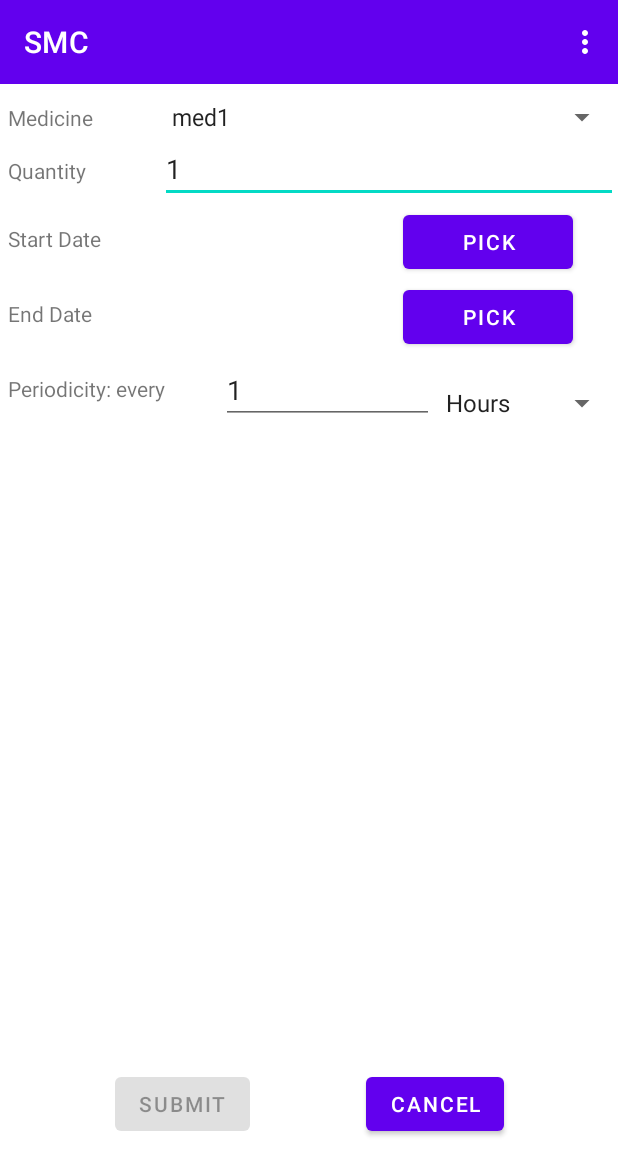
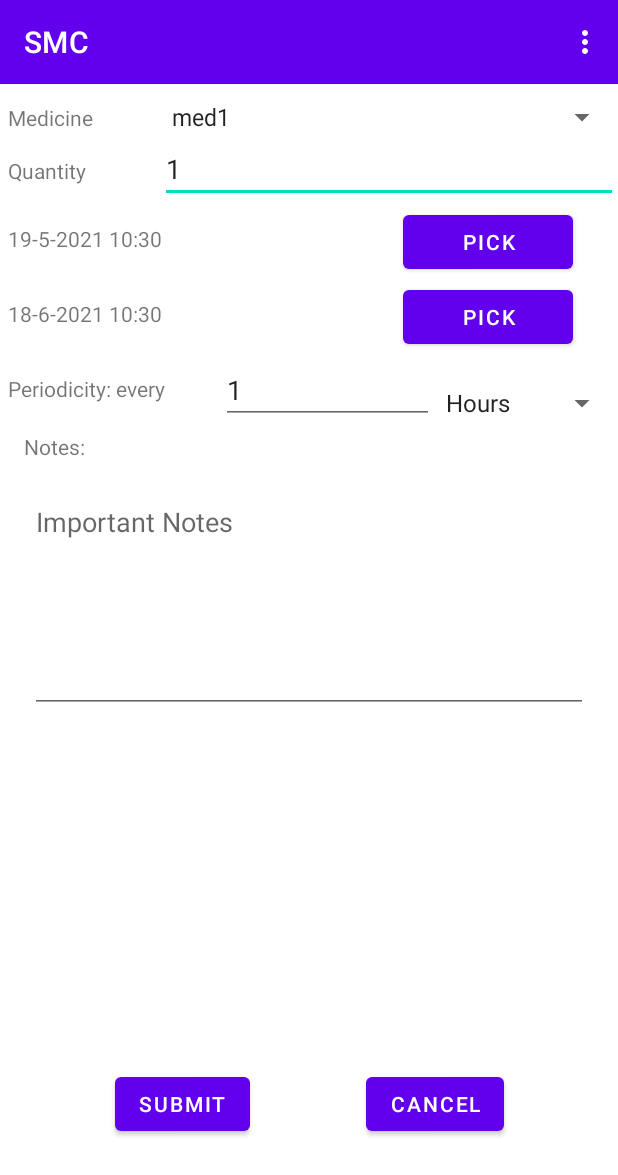
Before and after one commit to miguelarhb/AI-20-21, an Android app: the AddPrescriptionActivity screen opened directly, with no data from a screen before it, on a phone screen of 412 x 824 dp. Shown: the top 1175 px of the screen. Run offline under Robolectric (Android 15) with nearby library versions, the phone set to English and light mode, and no system bars.

Commit message:
medicine unique name in user, id and notes in prescription, end date mandatory

```diff
--- a/SmartMedicationManager/app/src/main/java/pt/ulisboa/tecnico/cmov/smartmedicationmanager/AddPrescriptionActivity.java
+++ b/SmartMedicationManager/app/src/main/java/pt/ulisboa/tecnico/cmov/smartmedicationmanager/AddPrescriptionActivity.java
@@ -56,6 +56,7 @@ public class AddPrescriptionActivity extends BaseActivity {
         Button endDate = findViewById(R.id.endDate);
         EditText periodNumber = findViewById(R.id.periodicityNumber);
         Spinner periodSpinner = findViewById(R.id.periodicitySpinner);
+        EditText notes = findViewById(R.id.addPrescNotes);
         submitBt = findViewById(R.id.addMedSubmit);
         Button cancelBt = findViewById(R.id.addMedCancel);
 
@@ -75,9 +76,13 @@ public class AddPrescriptionActivity extends BaseActivity {
         int mode = intent.getIntExtra("mode", -1);
         if (mode==-1){
             p = new Prescription();
+            p.generateId();
             quantityTxt.setText("1");
             periodNumber.setText("1");
-            submitBt.setEnabled(false);
+            start = LocalDateTime.now();
+            end  = start.plusDays(30);
+            startDatetv.setText(friendlyDateTimeFormat(start));
+            endDatetv.setText(friendlyDateTimeFormat(end));
         }
         else{
             p = gd.getActivePatient().getSchedule().get(mode);
@@ -85,10 +90,9 @@ public class AddPrescriptionActivity extends BaseActivity {
             quantityTxt.setText(String.valueOf(p.getQuantity()));
             start = p.getStartDate();
             startDatetv.setText(friendlyDateTimeFormat(p.getStartDate()));
-            if (p.getEndDate()!=null){
-                end = p.getEndDate();
-                endDatetv.setText(friendlyDateTimeFormat(p.getEndDate()));
-            }
+            end = p.getEndDate();
+            endDatetv.setText(friendlyDateTimeFormat(p.getEndDate()));
+
             periodNumber.setText(p.getPeriodicity().split("-")[0]);
             if (p.getPeriodicity().split("-")[1].equals("Hours")){
                 periodSpinner.setSelection(0);
@@ -96,6 +100,7 @@ public class AddPrescriptionActivity extends BaseActivity {
             else{
                 periodSpinner.setSelection(1);
             }
+            notes.setText(p.getNotes());
 
 
         }
@@ -116,8 +121,8 @@ public class AddPrescriptionActivity extends BaseActivity {
             p.setStartDate(start);
             p.setEndDate(end);
             p.setPeriodicity(periodNumber.getText().toString()+"-"+periodSpinner.getSelectedItem().toString());
+            p.setNotes(notes.getText().toString());
             if (mode==-1){
-
                 gd.getActivePatient().addPrescription(p);
             }
             else{
@@ -180,7 +185,7 @@ public class AddPrescriptionActivity extends BaseActivity {
                         else{
                             end = LocalDateTime.of(mYear, mMonth, mDay, mHour, mMinute);
                         }
-                        submitBt.setEnabled(true);
+
                     }
                 }, mHour, mMinute, false);
         timePickerDialog.show();
--- a/SmartMedicationManager/app/src/main/java/pt/ulisboa/tecnico/cmov/smartmedicationmanager/helperClasses/PrescriptionAdapter.java
+++ b/SmartMedicationManager/app/src/main/java/pt/ulisboa/tecnico/cmov/smartmedicationmanager/helperClasses/PrescriptionAdapter.java
@@ -46,15 +46,16 @@ public class PrescriptionAdapter extends ArrayAdapter<Prescription> {
         ImageView image = view.findViewById(R.id.iconitem);
         TextView name = view.findViewById(R.id.medicineName);
         TextView qt = view.findViewById(R.id.quantity);
-        TextView nextDate = view.findViewById(R.id.nextPrescDate);
+        TextView until = view.findViewById(R.id.untilEndDate);
         TextView periodicity = view.findViewById(R.id.periodicity);
         ImageButton editBt = view.findViewById(R.id.editPrescButton);
 
         //image.setImageBitmap();
         name.setText(p.getMedicine().getName());
         qt.setText(p.getQuantity() + " pills");
-        nextDate.setText("Next "+p.getNextDate());
         periodicity.setText("Every "+p.getPeriodicity());
+        until.setText("Until "+ activity.friendlyDateTimeFormat(p.getEndDate()));
+
 
         editBt.setOnClickListener(v -> {
             AlertDialog alertDialog = new AlertDialog.Builder(context).create();
--- a/SmartMedicationManager/app/src/main/res/layout/activity_add_medicine.xml
+++ b/SmartMedicationManager/app/src/main/res/layout/activity_add_medicine.xml
@@ -28,6 +28,7 @@
 
         <EditText
             android:id="@+id/addMedName"
+            android:hint="Medicine Name (Unique)"
             android:layout_width="0dp"
             android:layout_height="wrap_content"
             android:layout_weight="0.75"
@@ -106,6 +107,7 @@
 
         <EditText
             android:id="@+id/addMedNotes"
+            android:hint="Important Notes"
             android:layout_width="match_parent"
             android:layout_height="150dp"
             android:layout_marginTop="8dp"
--- a/SmartMedicationManager/app/src/main/res/layout/activity_add_prescription.xml
+++ b/SmartMedicationManager/app/src/main/res/layout/activity_add_prescription.xml
@@ -137,6 +137,48 @@
 
     </LinearLayout>
 
+    <LinearLayout
+        android:layout_width="match_parent"
+        android:layout_height="wrap_content"
+        android:orientation="horizontal">
+
+        <TextView
+            android:id="@+id/tvnotes"
+            android:layout_width="wrap_content"
+            android:layout_height="wrap_content"
+            android:layout_alignParentStart="true"
+            android:layout_alignParentLeft="true"
+            android:layout_alignParentTop="true"
+            android:layout_marginStart="16dp"
+            android:layout_marginLeft="16dp"
+            android:layout_marginTop="5dp"
+            android:text="Notes: "
+            app:layout_constraintStart_toStartOf="parent"
+            app:layout_constraintTop_toTopOf="parent" />
+
+    </LinearLayout>
+
+    <LinearLayout
+        android:layout_width="match_parent"
+        android:layout_height="wrap_content"
+        android:layout_marginTop="10dp"
+        android:orientation="horizontal">
+
+        <EditText
+            android:id="@+id/addPrescNotes"
+            android:hint="Important Notes"
+            android:layout_width="match_parent"
+            android:layout_height="150dp"
+            android:layout_marginTop="8dp"
+            android:gravity="top"
+            android:layout_marginLeft="20dp"
+            android:layout_marginRight="20dp"
+            android:inputType="text|textMultiLine"
+            app:layout_constraintStart_toStartOf="parent"
+            app:layout_constraintTop_toBottomOf="@+id/tvnotes" />
+
+    </LinearLayout>
+
     <androidx.constraintlayout.widget.ConstraintLayout
         android:layout_width="match_parent"
         android:layout_height="match_parent">
```
Also changed, not shown: SmartMedicationManager/app/src/main/java/pt/ulisboa/tecnico/cmov/smartmedicationmanager/AddMedicineActivity.java (+12 -4 lines), SmartMedicationManager/app/src/main/java/pt/ulisboa/tecnico/cmov/smartmedicationmanager/models/Prescription.java (+23 -2 lines), SmartMedicationManager/app/src/main/res/layout/schedule_list_item.xml (+5 -5 lines), 1 other file.
